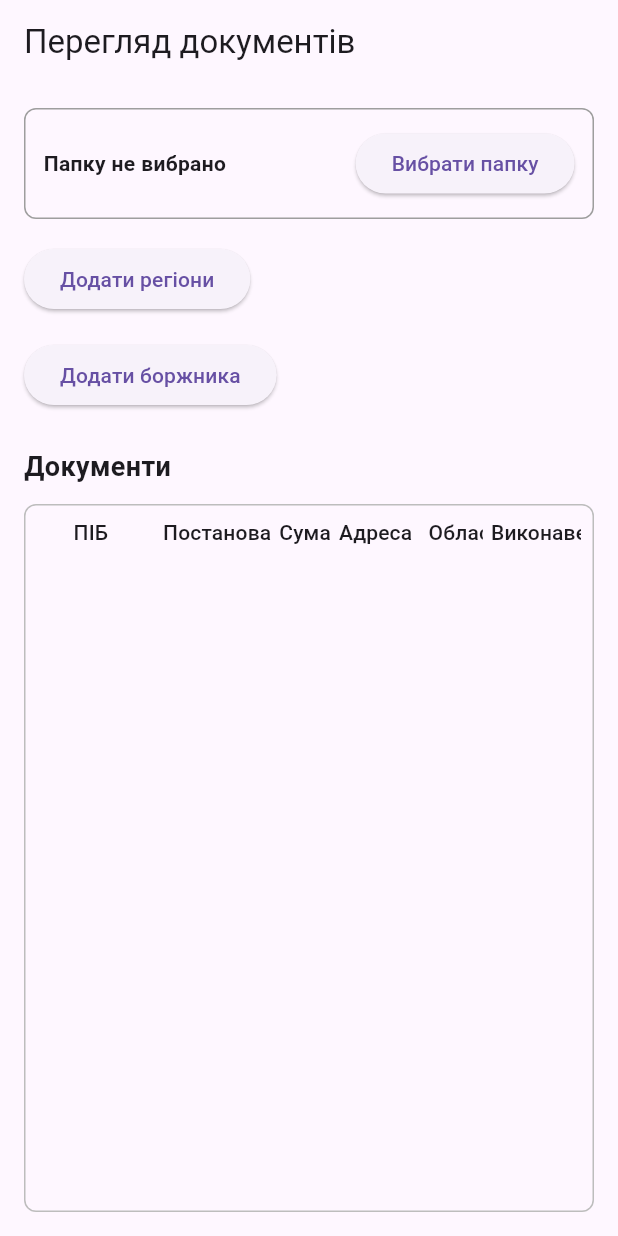
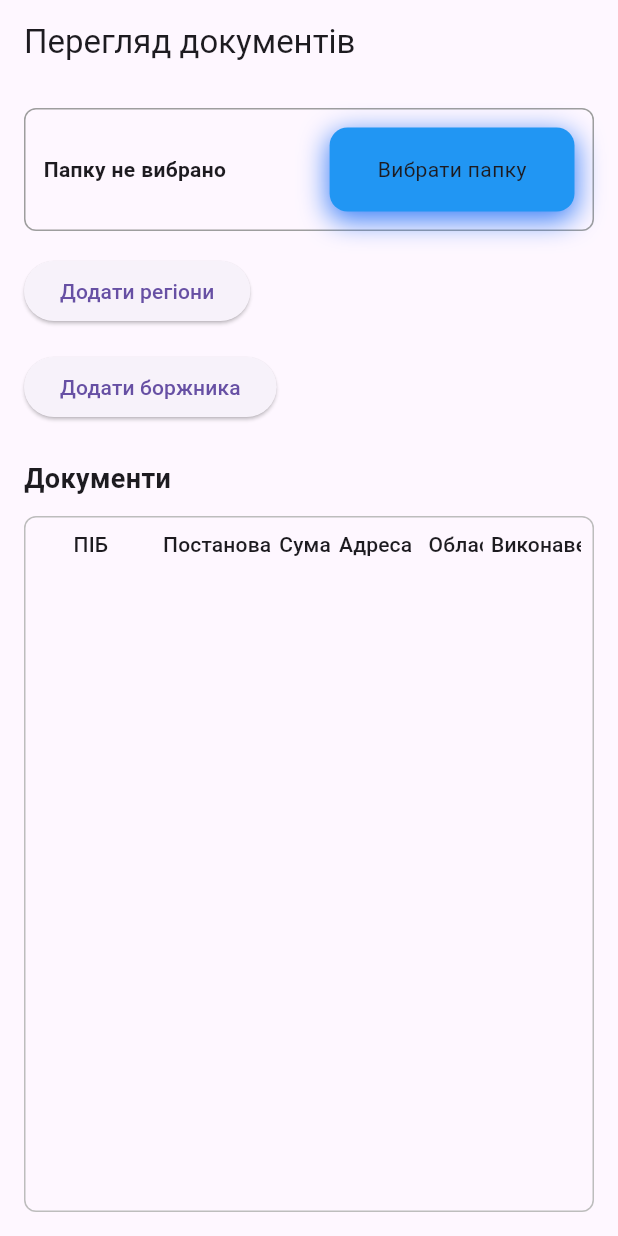
Before and after one commit to ga4ok1987/execu_docs, a Flutter app: the screen it shows after launch, after a tap on "Вибрати папку", on a phone screen of 412 x 824 dp. Run offline on Flutter 3.47's test engine with Material 3 defaults, Android fonts, the light colour scheme and no system bars; our stand-ins replace dartz, drift, dropdown_button2, file_picker, flutter_bloc, freezed_annotation and 4 more; missing offline and left inert: docx_template, window_manager; accounts and stored records are empty; generated files the repository leaves out were written again; statements that could not run were skipped.

Commit message:
refactor add button

```diff
--- /dev/null
+++ b/lib/core/widgets/hover_button.dart
@@ -0,0 +1,115 @@
+import 'package:flutter/material.dart';
+
+class HoverButton extends StatelessWidget {
+  final Widget child;
+  final VoidCallback? onPressed;
+  final Color color;
+  final double hoverTranslate;
+  final double hoverBlur;
+  final double normalBlur;
+  final bool isCircle;
+
+  const HoverButton({
+    super.key,
+    required this.child,
+    this.onPressed,
+    this.color = Colors.blue,
+    this.hoverTranslate = -3,
+    this.hoverBlur = 40,
+    this.normalBlur = 15,
+    this.isCircle = false,
+  });
+
+  @override
+  Widget build(BuildContext context) {
+    final hoverNotifier = ValueNotifier(false);
+    final pressedNotifier = ValueNotifier(false);
+
+    return MouseRegion(
+      onEnter: (_) => hoverNotifier.value = true,
+      onExit: (_) => hoverNotifier.value = false,
+      child: GestureDetector(
+        onTapDown: (_) => pressedNotifier.value = true,
+        onTapUp: (_) => pressedNotifier.value = false,
+        onTapCancel: () => pressedNotifier.value = false,
+        onTap: onPressed,
+        child: ValueListenableBuilder2<bool, bool>(
+          first: hoverNotifier,
+          second: pressedNotifier,
+          builder: (context, isHovered, isPressed, _) {
+            // при натисканні кнопка просідає
+            final double translateY = isPressed
+                ? 2
+                : (isHovered ? hoverTranslate : 0);
+
+            return AnimatedContainer(
+              duration: const Duration(milliseconds: 150),
+              transform: Matrix4.translationValues(0, translateY, 0),
+              padding: isCircle
+                  ? const EdgeInsets.all(
+                      5,
+                    ) // робимо квадратну область для кола
+                  : const EdgeInsets.symmetric(horizontal: 32, vertical: 18),
+              decoration: BoxDecoration(
+                color: color,
+                borderRadius: BorderRadius.circular(isCircle ? 1000 : 12),
+                // велике значення = коло
+                boxShadow: [
+                  isCircle
+                      ? BoxShadow(
+                          color: const Color.fromRGBO(11, 99, 246, 0.8),
+                          blurRadius: isHovered ? hoverBlur/10 : normalBlur/10,
+                          spreadRadius: isHovered ? 2 : 1,
+                          offset: Offset(
+                            0,
+                            isPressed ? 1 : (isHovered ? 2 : 1),
+                          ),
+                        )
+                      : BoxShadow(
+                          color: const Color.fromRGBO(11, 99, 246, 0.8),
+                          blurRadius: isHovered ? hoverBlur : normalBlur,
+                          spreadRadius: isHovered ? 3 : 1,
+                          offset: Offset(
+                            0,
+                            isPressed ? 2 : (isHovered ? 20 : 5),
+                          ),
+                        ),
+                ],
+              ),
+              child: child,
+            );
+          },
+        ),
+      ),
+    );
+  }
+}
+
+// ValueListenableBuilder для двох ValueNotifier одночасно
+class ValueListenableBuilder2<A, B> extends StatelessWidget {
+  final ValueNotifier<A> first;
+  final ValueNotifier<B> second;
+  final Widget Function(BuildContext, A, B, Widget?) builder;
+
+  const ValueListenableBuilder2({
+    super.key,
+    required this.first,
+    required this.second,
+    required this.builder,
+  });
+
+  @override
+  Widget build(BuildContext context) {
+    return ValueListenableBuilder<A>(
+      valueListenable: first,
+      builder: (context, valueA, _) {
+        return ValueListenableBuilder<B>(
+          valueListenable: second,
+          builder: (context, valueB, __) {
+            return builder(context, valueA, valueB, null);
+          },
+        );
+      },
+    );
+  }
+}
--- a/lib/main.dart
+++ b/lib/main.dart
@@ -8,6 +8,7 @@ import 'package:execu_docs/presentation/blocs/folder_cubit.dart';
 import 'package:execu_docs/presentation/blocs/panels_cubit.dart';
 import 'package:execu_docs/presentation/blocs/region_cubit.dart';
 import 'package:execu_docs/presentation/blocs/region_selection_cubit.dart';
+import 'package:execu_docs/presentation/blocs/windows_cubit.dart';
 import 'package:flutter/foundation.dart';
 import 'package:flutter/material.dart';
 import 'package:flutter_bloc/flutter_bloc.dart';
@@ -36,6 +37,8 @@ void main() async {
   await configureDependencies();
   final regionRepo = getIt<SeedRegionsUseCase>();
   await regionRepo.call(ukrainianRegions);
+  WindowCubit().init();
+
   runApp(const AppWrapper());
 }
 
@@ -44,9 +47,9 @@ class AppWrapper extends StatelessWidget {
 
   @override
   Widget build(BuildContext context) {
-
     return MultiBlocProvider(
       providers: [
+        BlocProvider<WindowCubit>(create: (_) => getIt<WindowCubit>()),
         BlocProvider<FolderCubit>(create: (_) => getIt<FolderCubit>()),
         BlocProvider<RegionCubit>(
           create: (context) => RegionCubit(
@@ -69,11 +72,12 @@ class AppWrapper extends StatelessWidget {
           create: (_) => getIt<RegionSelectionCubit>(),
         ),
         BlocProvider<PanelsCubit>(create: (_) => getIt<PanelsCubit>()),
-    BlocProvider<ExecutorOfficeCubit>(
-    create: (context) => ExecutorOfficeCubit(
-    getRegionById: getIt<GetRegionByIdUseCase>(),
-    updateRegion: getIt<UpdateRegionUseCase>(),
-    ),),
+        BlocProvider<ExecutorOfficeCubit>(
+          create: (context) => ExecutorOfficeCubit(
+            getRegionById: getIt<GetRegionByIdUseCase>(),
+            updateRegion: getIt<UpdateRegionUseCase>(),
+          ),
+        ),
       ],
 
       child: const MyApp(),
--- /dev/null
+++ b/lib/presentation/blocs/windows_cubit.dart
@@ -0,0 +1,180 @@
+import 'package:flutter/material.dart';
+import 'package:hydrated_bloc/hydrated_bloc.dart';
+import 'package:injectable/injectable.dart';
+import 'package:window_manager/window_manager.dart';
+
+enum WindowMode { normal, maximized, minimized, fullscreen }
+
+class WindowState {
+  final double width;
+  final double height;
+  final double dx;
+  final double dy;
+  final WindowMode mode;
+
+  const WindowState({
+    required this.width,
+    required this.height,
+    required this.dx,
+    required this.dy,
+    this.mode = WindowMode.normal,
+  });
+
+  Map<String, dynamic> toMap() => {
+    'width': width,
+    'height': height,
+    'dx': dx,
+    'dy': dy,
+    'mode': mode.index,
+  };
+
+  factory WindowState.fromMap(Map<String, dynamic> map) => WindowState(
+    width: (map['width'] ?? 1000).toDouble(),
+    height: (map['height'] ?? 700).toDouble(),
+    dx: (map['dx'] ?? 100).toDouble(),
+    dy: (map['dy'] ?? 100).toDouble(),
+    mode: WindowMode.values[map['mode'] ?? 0],
+  );
+
+  WindowState copyWith({
+    double? width,
+    double? height,
+    double? dx,
+    double? dy,
+    WindowMode? mode,
+  }) {
+    return WindowState(
+      width: width ?? this.width,
+      height: height ?? this.height,
+      dx: dx ?? this.dx,
+      dy: dy ?? this.dy,
+      mode: mode ?? this.mode,
+    );
+  }
+}
+
+@injectable
+class WindowCubit extends HydratedCubit<WindowState> with WindowListener {
+  WindowCubit()
+    : super(
+        const WindowState(
+          width: 1000,
+          height: 700,
+          dx: 100,
+          dy: 100,
+          mode: WindowMode.minimized,
+        ),
+      ) {
+    init();
+  }
+
+  Future<void> init() async {
+    await windowManager.ensureInitialized();
+    windowManager.addListener(this);
+    await windowManager.waitUntilReadyToShow();
+    await windowManager.setMinimumSize(const Size(1000, 700));
+    await restoreWindow();
+  }
+
+  Future<void> restoreWindow() async {
+    switch (state.mode) {
+      case WindowMode.normal:
+        await windowManager.setBounds(
+          Rect.fromLTWH(state.dx, state.dy, state.width, state.height),
+        );
+        break;
+      case WindowMode.maximized:
+        await windowManager.maximize();
+        break;
+      case WindowMode.minimized:
+        await windowManager.minimize();
+        break;
+      case WindowMode.fullscreen:
+        await windowManager.setFullScreen(true);
+        break;
+    }
+  }
+
+  @override
+  void onWindowMove() async {
+    final size = await windowManager.getSize();
+    final pos = await windowManager.getPosition();
+    emit(
+      WindowState(
+        width: size.width,
+        height: size.height,
+        dx: pos.dx,
+        dy: pos.dy,
+        mode: WindowMode.normal,
+      ),
+    );
+  }
+
+  @override
+  void onWindowMaximize() async {
+    final size = await windowManager.getSize();
+    final pos = await windowManager.getPosition();
+    emit(
+      WindowState(
+        width: size.width,
+        height: size.height,
+        dx: pos.dx,
+        dy: pos.dy,
+        mode: WindowMode.maximized,
+      ),
+    );
+  }
+
+  @override
+  void onWindowUnmaximize() async {
+    final size = await windowManager.getSize();
+    final pos = await windowManager.getPosition();
+    emit(
+      WindowState(
+        width: size.width,
+        height: size.height,
+        dx: pos.dx,
+        dy: pos.dy,
+        mode: WindowMode.normal,
+      ),
+    );
+  }
+
+  @override
+  void onWindowMinimize() async {
+    emit(state.copyWith(mode: WindowMode.minimized));
+  }
+
+  @override
+  void onWindowRestore() async {
+    final size = await windowManager.getSize();
+    final pos = await windowManager.getPosition();
+    emit(
+      WindowState(
+        width: size.width,
+        height: size.height,
+        dx: pos.dx,
+        dy: pos.dy,
+        mode: WindowMode.normal,
+      ),
+    );
+  }
+
+  @override
+  WindowState? fromJson(Map<String, dynamic> json) {
+    try {
+      return WindowState.fromMap(json);
+    } catch (_) {
+      return null;
+    }
+  }
+
+  @override
+  Map<String, dynamic>? toJson(WindowState state) => state.toMap();
+
+  @override
+  Future<void> close() {
+    windowManager.removeListener(this);
+    return super.close();
+  }
+}
--- a/lib/presentation/widgets/main_panel.dart
+++ b/lib/presentation/widgets/main_panel.dart
@@ -1,3 +1,4 @@
+import 'package:execu_docs/core/widgets/hover_button.dart';
 import 'package:file_picker/file_picker.dart';
 import 'package:flutter/material.dart';
 import 'package:flutter_bloc/flutter_bloc.dart';
@@ -39,7 +40,7 @@ class MainPanel extends StatelessWidget {
                       style: const TextStyle(fontWeight: FontWeight.bold),
                     ),
                   ),
-                  ElevatedButton(
+                  HoverButton(
                     onPressed: () => _selectFolder(context),
                     child: const Text('Вибрати папку'),
                   ),
--- a/lib/presentation/widgets/region_panel.dart
+++ b/lib/presentation/widgets/region_panel.dart
@@ -1,3 +1,4 @@
+import 'package:execu_docs/core/widgets/hover_button.dart';
 import 'package:execu_docs/presentation/widgets/region_tile.dart';
 import 'package:flutter/material.dart';
 import 'package:flutter_bloc/flutter_bloc.dart';
@@ -43,9 +44,10 @@ class RegionPanel extends StatelessWidget {
                 }
                 return Padding(
                   padding: const EdgeInsets.only(right: 22.0),
-                  child: IconButton(
+                  child: HoverButton(
+                    isCircle: true,
                     onPressed: () => _showAddDialog(context),
-                    icon: const Icon(Icons.add),
+                    child: const Icon(Icons.add),
                   ),
                 );
               },
```
Also changed, not shown: lib/presentation/widgets/debtors_table.dart (line endings or trailing spaces).
